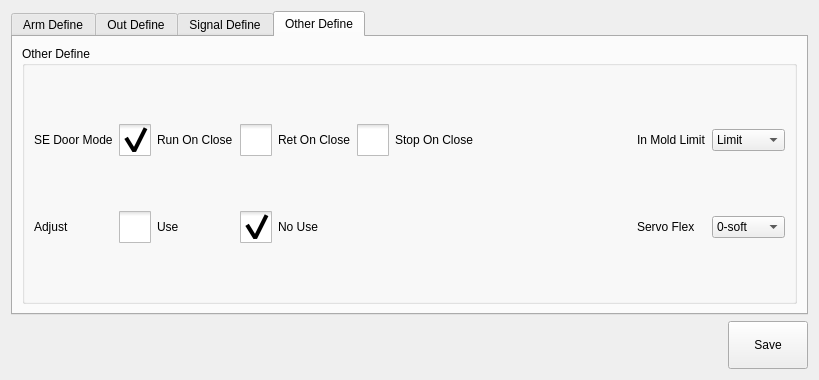
Qt form hcsettings/icstructdefineframe.ui (dongdong-2009/3-5AxisRobot) before a commit.
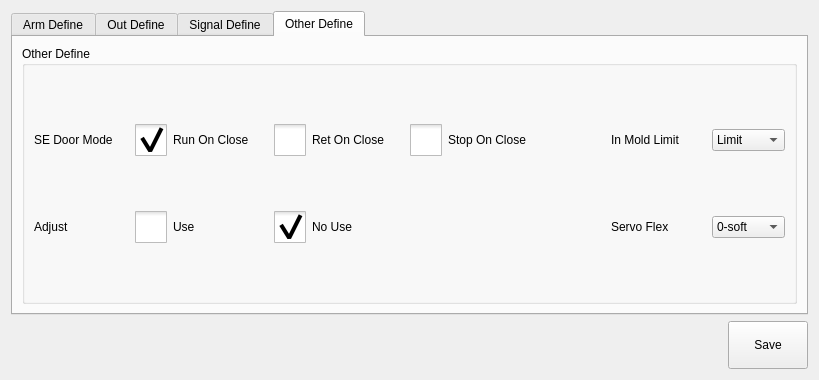
The same form after that commit. The open tabs and pages were chosen to show the change. Icons and pictures are not drawn. Custom widgets are drawn as their Qt base class.

Diff of the .ui file:
```diff
--- a/hcsettings/icstructdefineframe.ui
+++ b/hcsettings/icstructdefineframe.ui
@@ -1862,8 +1862,68 @@
           <string>Other Define</string>
          </property>
          <layout class="QGridLayout" name="gridLayout_3">
-          <item row="0" column="3">
+          <item row="0" column="0">
+           <widget class="QLabel" name="label_18">
+            <property name="minimumSize">
+             <size>
+              <width>95</width>
+              <height>0</height>
+             </size>
+            </property>
+            <property name="text">
+             <string>SE Door Mode</string>
+            </property>
+           </widget>
+          </item>
+          <item row="0" column="1">
+           <widget class="QCheckBox" name="sedM1">
+            <property name="minimumSize">
+             <size>
+              <width>133</width>
+              <height>0</height>
+             </size>
+            </property>
+            <property name="styleSheet">
+             <string notr="true">::indicator {
+     width: 32px;
+     height: 32px;
+ }
+
+::indicator:unchecked 
+{
+     image: url(:/resource/check_unchecked.png);
+ }
+::indicator:checked 
+{
+     image: url(:/resource/check_checked.png);
+ }
+
+QRadioButton::indicator:checked:disabled
+{
+ image: url(:/resource/check_checked_disable.png);
+}
+
+QRadioButton::indicator:unchecked:disabled
+{
+ image: url(:/resource/check_unchecked_disable.png);
+}</string>
+            </property>
+            <property name="text">
+             <string>Run On Close</string>
+            </property>
+            <property name="checked">
+             <bool>true</bool>
+            </property>
+           </widget>
+          </item>
+          <item row="0" column="2">
            <widget class="QCheckBox" name="sedM2">
+            <property name="minimumSize">
+             <size>
+              <width>130</width>
+              <height>0</height>
+             </size>
+            </property>
             <property name="styleSheet">
              <string notr="true">::indicator {
      width: 32px;
@@ -1894,19 +1954,87 @@
             </property>
            </widget>
           </item>
-          <item row="0" column="5">
+          <item row="0" column="3">
+           <widget class="QCheckBox" name="sedM3">
+            <property name="minimumSize">
+             <size>
+              <width>138</width>
+              <height>0</height>
+             </size>
+            </property>
+            <property name="styleSheet">
+             <string notr="true">::indicator {
+     width: 32px;
+     height: 32px;
+ }
+
+::indicator:unchecked 
+{
+     image: url(:/resource/check_unchecked.png);
+ }
+::indicator:checked 
+{
+     image: url(:/resource/check_checked.png);
+ }
+
+QRadioButton::indicator:checked:disabled
+{
+ image: url(:/resource/check_checked_disable.png);
+}
+
+QRadioButton::indicator:unchecked:disabled
+{
+ image: url(:/resource/check_unchecked_disable.png);
+}</string>
+            </property>
+            <property name="text">
+             <string>Stop On Close</string>
+            </property>
+           </widget>
+          </item>
+          <item row="0" column="4">
            <spacer name="horizontalSpacer_7">
             <property name="orientation">
              <enum>Qt::Horizontal</enum>
             </property>
             <property name="sizeHint" stdset="0">
              <size>
-              <width>40</width>
-              <height>20</height>
+              <width>38</width>
+              <height>17</height>
              </size>
             </property>
            </spacer>
           </item>
+          <item row="0" column="5">
+           <widget class="QLabel" name="label_28">
+            <property name="minimumSize">
+             <size>
+              <width>95</width>
+              <height>0</height>
+             </size>
+            </property>
+            <property name="styleSheet">
+             <string notr="true">height:27px ;</string>
+            </property>
+            <property name="text">
+             <string>In Mold Limit</string>
+            </property>
+           </widget>
+          </item>
+          <item row="0" column="6">
+           <widget class="ICComboBox" name="fixtureComboBox">
+            <item>
+             <property name="text">
+              <string>Limit</string>
+             </property>
+            </item>
+            <item>
+             <property name="text">
+              <string>NoLimit</string>
+             </property>
+            </item>
+           </widget>
+          </item>
           <item row="1" column="0">
            <widget class="QLabel" name="label_19">
             <property name="text">
@@ -1914,7 +2042,7 @@
             </property>
            </widget>
           </item>
-          <item row="1" column="1" colspan="2">
+          <item row="1" column="1">
            <widget class="QCheckBox" name="adjUse">
             <property name="styleSheet">
              <string notr="true">::indicator {
@@ -1952,45 +2080,52 @@
             </attribute>
            </widget>
           </item>
-          <item row="0" column="0">
-           <widget class="QLabel" name="label_18">
+          <item row="1" column="2">
+           <widget class="QCheckBox" name="adjNoUse">
+            <property name="styleSheet">
+             <string notr="true">::indicator {
+     width: 32px;
+     height: 32px;
+ }
+
+::indicator:unchecked 
+{
+     image: url(:/resource/check_unchecked.png);
+ }
+::indicator:checked 
+{
+     image: url(:/resource/check_checked.png);
+ }
+
+QRadioButton::indicator:checked:disabled
+{
+ image: url(:/resource/check_checked_disable.png);
+}
+
+QRadioButton::indicator:unchecked:disabled
+{
+ image: url(:/resource/check_unchecked_disable.png);
+}</string>
+            </property>
             <property name="text">
-             <string>SE Door Mode</string>
+             <string>No Use</string>
             </property>
+            <property name="checked">
+             <bool>true</bool>
+            </property>
+            <attribute name="buttonGroup">
+             <string notr="true">buttonGroup_2</string>
+            </attribute>
            </widget>
           </item>
-          <item row="1" column="6">
+          <item row="1" column="5">
            <widget class="QLabel" name="label_27">
             <property name="text">
              <string>Servo Flex</string>
             </property>
            </widget>
           </item>
-          <item row="0" column="6">
-           <widget class="QLabel" name="label_28">
-            <property name="styleSheet">
-             <string notr="true">height:27px ;</string>
-            </property>
-            <property name="text">
-             <string>In Mold Limit</string>
-            </property>
-           </widget>
-          </item>
-          <item row="0" column="7">
-           <widget class="ICComboBox" name="fixtureComboBox">
-            <item>
-             <property name="text">
-              <string>Limit</string>
-             </property>
-            </item>
-            <item>
-             <property name="text">
-              <string>NoLimit</string>
-             </property>
-            </item>
-           </widget>
-          </item>
-          <item row="1" column="7">
+          <item row="1" column="6">
            <widget class="ICComboBox" name="servoFlex">
             <item>
              <property name="text">
@@ -2034,111 +2169,6 @@
             </item>
            </widget>
           </item>
-          <item row="1" column="3">
-           <widget class="QCheckBox" name="adjNoUse">
-            <property name="styleSheet">
-             <string notr="true">::indicator {
-     width: 32px;
-     height: 32px;
- }
-
-::indicator:unchecked 
-{
-     image: url(:/resource/check_unchecked.png);
- }
-::indicator:checked 
-{
-     image: url(:/resource/check_checked.png);
- }
-
-QRadioButton::indicator:checked:disabled
-{
- image: url(:/resource/check_checked_disable.png);
-}
-
-QRadioButton::indicator:unchecked:disabled
-{
- image: url(:/resource/check_unchecked_disable.png);
-}</string>
-            </property>
-            <property name="text">
-             <string>No Use</string>
-            </property>
-            <property name="checked">
-             <bool>true</bool>
-            </property>
-            <attribute name="buttonGroup">
-             <string notr="true">buttonGroup_2</string>
-            </attribute>
-           </widget>
-          </item>
-          <item row="0" column="1" colspan="2">
-           <widget class="QCheckBox" name="sedM1">
-            <property name="styleSheet">
-             <string notr="true">::indicator {
-     width: 32px;
-     height: 32px;
- }
-
-::indicator:unchecked 
-{
-     image: url(:/resource/check_unchecked.png);
- }
-::indicator:checked 
-{
-     image: url(:/resource/check_checked.png);
- }
-
-QRadioButton::indicator:checked:disabled
-{
- image: url(:/resource/check_checked_disable.png);
-}
-
-QRadioButton::indicator:unchecked:disabled
-{
- image: url(:/resource/check_unchecked_disable.png);
-}</string>
-            </property>
-            <property name="text">
-             <string>Run On Close</string>
-            </property>
-            <property name="checked">
-             <bool>true</bool>
-            </property>
-           </widget>
-          </item>
-          <item row="0" column="4">
-           <widget class="QCheckBox" name="sedM3">
-            <property name="styleSheet">
-             <string notr="true">::indicator {
-     width: 32px;
-     height: 32px;
- }
-
-::indicator:unchecked 
-{
-     image: url(:/resource/check_unchecked.png);
- }
-::indicator:checked 
-{
-     image: url(:/resource/check_checked.png);
- }
-
-QRadioButton::indicator:checked:disabled
-{
- image: url(:/resource/check_checked_disable.png);
-}
-
-QRadioButton::indicator:unchecked:disabled
-{
- image: url(:/resource/check_unchecked_disable.png);
-}</string>
-            </property>
-            <property name="text">
-             <string>Stop On Close</string>
-            </property>
-           </widget>
-          </item>
          </layout>
         </widget>
        </item>
```
Left out of the diff: 2 changed lines with no effect on the pictures.
